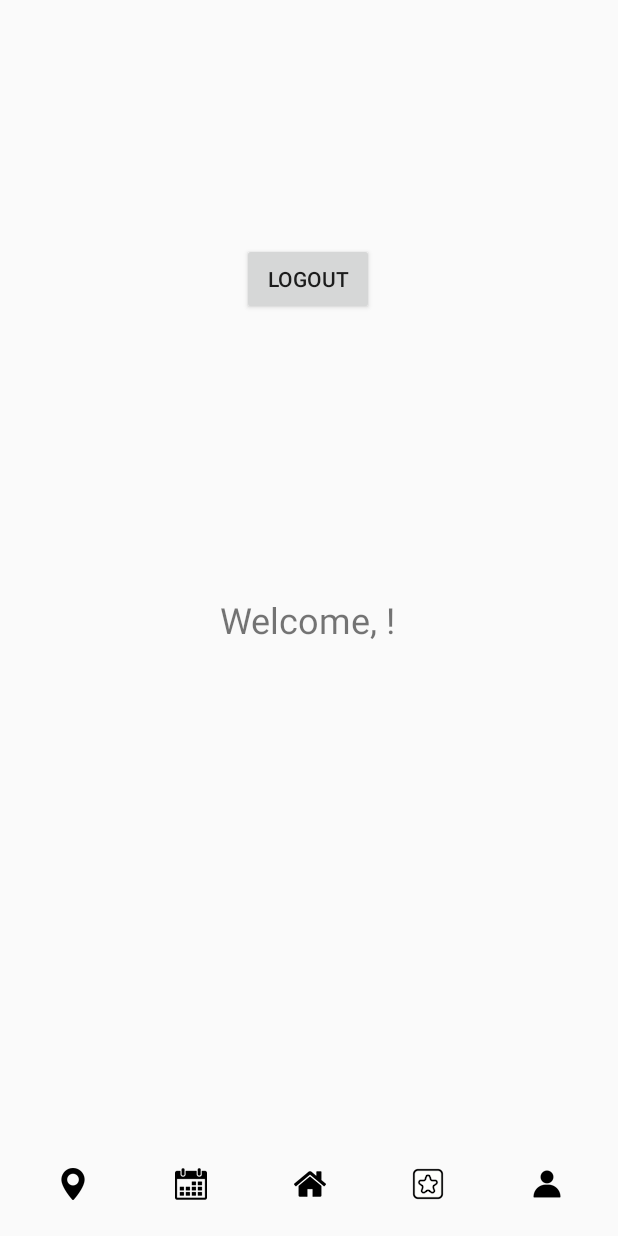
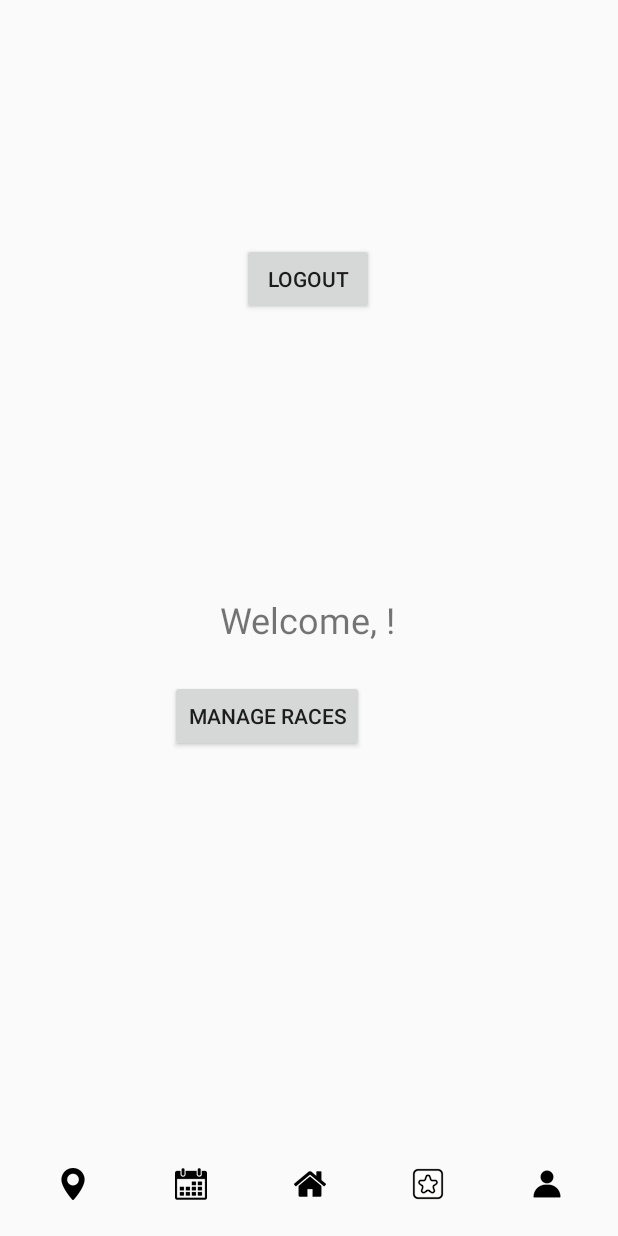
Before and after one commit to Tatatroi/RaceUp, an Android app: the MainActivity screen opened directly, with no data from a screen before it, on a phone screen of 412 x 824 dp. Run offline under Robolectric (Android 15) with nearby library versions, the phone set to English and light mode, and no system bars; our stand-ins replace Firebase (no records; nobody signed in at launch, a user with empty details on screens opened directly).

Commit message:
Update MainActivity with manageRacesButton

```diff
--- a/app/src/main/java/com/raceup/app/MainActivity.kt
+++ b/app/src/main/java/com/raceup/app/MainActivity.kt
@@ -3,6 +3,7 @@ package com.raceup.app
 import android.content.Intent
 import android.os.Bundle
 import android.widget.Button
+import android.widget.ImageButton
 import android.widget.TextView
 import android.widget.Toast
 import androidx.appcompat.app.AppCompatActivity
@@ -12,6 +13,7 @@ class MainActivity : AppCompatActivity() {
 
     private lateinit var logoutButton: Button
     private lateinit var welcomeTextView: TextView
+    private lateinit var manageRacesButton: Button
     private val authManager = FirebaseAuthManager()
 
     override fun onCreate(savedInstanceState: Bundle?) {
@@ -19,6 +21,7 @@ class MainActivity : AppCompatActivity() {
         setContentView(R.layout.activity_main)
 
         logoutButton = findViewById(R.id.logoutButton)
+        manageRacesButton = findViewById(R.id.manageRacesButton)
         welcomeTextView = findViewById(R.id.welcomeTextView)
 
         val currentUser = authManager.currentUser()
@@ -33,6 +36,14 @@ class MainActivity : AppCompatActivity() {
             intent.flags = Intent.FLAG_ACTIVITY_NEW_TASK or Intent.FLAG_ACTIVITY_CLEAR_TASK
             startActivity(intent)
         }
+
+        manageRacesButton.setOnClickListener {
+            startActivity(Intent(this, RaceListActivity::class.java))
+        }
+
+        findViewById<ImageButton>(R.id.imageButton5).setOnClickListener {
+            startActivity(Intent(this, FavoritesActivity::class.java))
+        }
     }
 
     override fun onStart() {
--- a/app/src/main/res/layout/activity_main.xml
+++ b/app/src/main/res/layout/activity_main.xml
@@ -80,6 +80,19 @@
         app:layout_constraintVertical_bias="0.517" />
 
     <Button
+        android:id="@+id/manageRacesButton"
+        android:text="Manage Races"
+        android:layout_width="wrap_content"
+        android:layout_height="wrap_content"
+        android:layout_marginBottom="20dp"
+        app:layout_constraintBottom_toBottomOf="parent"
+        app:layout_constraintEnd_toEndOf="parent"
+        app:layout_constraintHorizontal_bias="0.400"
+        app:layout_constraintStart_toStartOf="parent"
+        app:layout_constraintTop_toTopOf="parent"
+        app:layout_constraintVertical_bias="0.600"/>
+
+    <Button
         android:id="@+id/logoutButton"
         android:layout_width="wrap_content"
         android:layout_height="wrap_content"
```
